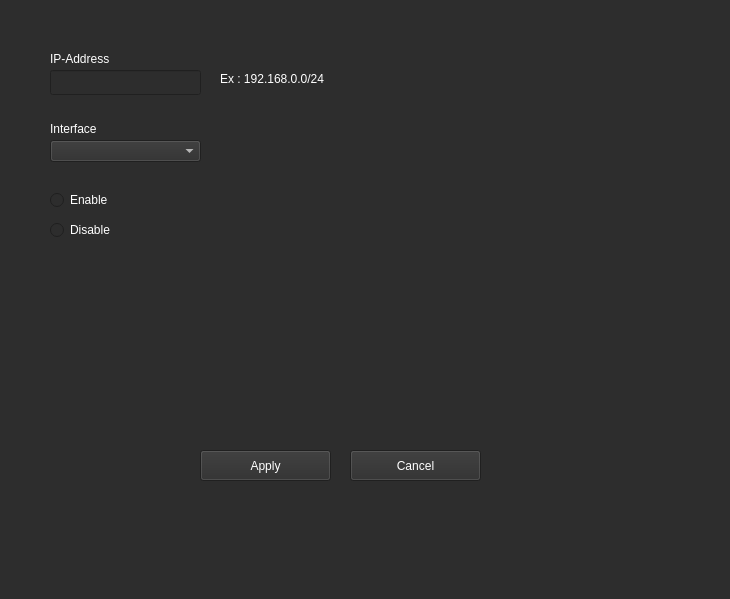
Above: UI/DeploymentsConfig.ui from monico18/LTI2-Kubernetes-Controller before the change. Below: the same form after it.
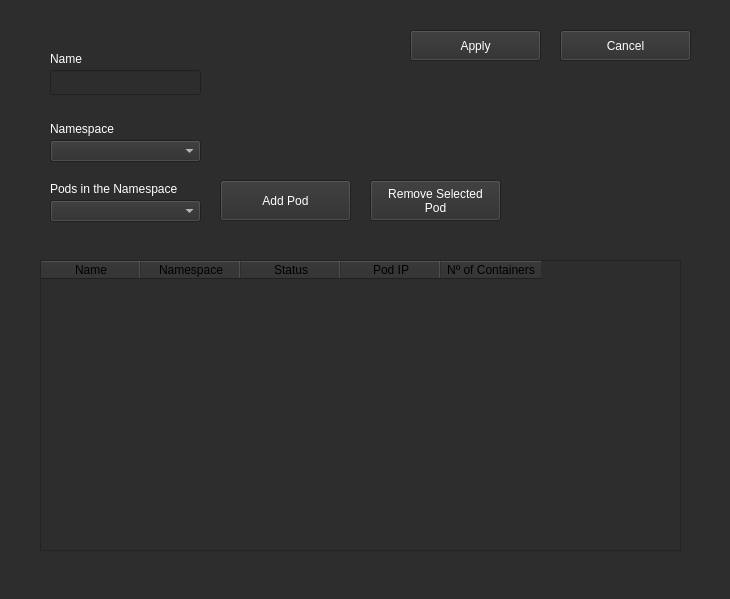
That is the form after the change.

The edit to the form file:
```diff
--- a/UI/DeploymentsConfig.ui
+++ b/UI/DeploymentsConfig.ui
@@ -19,8 +19,8 @@
   <widget class="QPushButton" name="btn_apply_IPAdd">
    <property name="geometry">
     <rect>
-     <x>200</x>
-     <y>450</y>
+     <x>410</x>
+     <y>30</y>
      <width>131</width>
      <height>31</height>
     </rect>
@@ -150,8 +150,8 @@
   <widget class="QPushButton" name="btn_cancel_IPAdd">
    <property name="geometry">
     <rect>
-     <x>350</x>
-     <y>450</y>
+     <x>560</x>
+     <y>30</y>
      <width>131</width>
      <height>31</height>
     </rect>
@@ -460,7 +460,7 @@
     </palette>
    </property>
    <property name="text">
-    <string>IP-Address</string>
+    <string>Name</string>
    </property>
   </widget>
   <widget class="QLineEdit" name="line_ip">
@@ -659,7 +659,7 @@
     <rect>
      <x>50</x>
      <y>120</y>
-     <width>61</width>
+     <width>71</width>
      <height>17</height>
     </rect>
    </property>
@@ -836,7 +836,7 @@
     </palette>
    </property>
    <property name="text">
-    <string>Interface</string>
+    <string>Namespace</string>
    </property>
   </widget>
   <widget class="QComboBox" name="interfaces">
@@ -1021,13 +1021,13 @@
     </palette>
    </property>
   </widget>
-  <widget class="QRadioButton" name="radio_disable">
+  <widget class="QLabel" name="label_5">
    <property name="geometry">
     <rect>
      <x>50</x>
-     <y>220</y>
-     <width>95</width>
-     <height>20</height>
+     <y>180</y>
+     <width>141</width>
+     <height>17</height>
     </rect>
    </property>
    <property name="palette">
@@ -1051,6 +1051,24 @@
         </color>
        </brush>
       </colorrole>
+      <colorrole role="Text">
+       <brush brushstyle="SolidPattern">
+        <color alpha="255">
+         <red>255</red>
+         <green>255</green>
+         <blue>255</blue>
+        </color>
+       </brush>
+      </colorrole>
+      <colorrole role="ButtonText">
+       <brush brushstyle="SolidPattern">
+        <color alpha="255">
+         <red>255</red>
+         <green>255</green>
+         <blue>255</blue>
+        </color>
+       </brush>
+      </colorrole>
       <colorrole role="Base">
        <brush brushstyle="SolidPattern">
         <color alpha="255">
@@ -1089,6 +1107,24 @@
         </color>
        </brush>
       </colorrole>
+      <colorrole role="Text">
+       <brush brushstyle="SolidPattern">
+        <color alpha="255">
+         <red>255</red>
+         <green>255</green>
+         <blue>255</blue>
+        </color>
+       </brush>
+      </colorrole>
+      <colorrole role="ButtonText">
+       <brush brushstyle="SolidPattern">
+        <color alpha="255">
+         <red>255</red>
+         <green>255</green>
+         <blue>255</blue>
+        </color>
+       </brush>
+      </colorrole>
       <colorrole role="Base">
        <brush brushstyle="SolidPattern">
         <color alpha="255">
@@ -1127,6 +1163,24 @@
         </color>
        </brush>
       </colorrole>
+      <colorrole role="Text">
+       <brush brushstyle="SolidPattern">
+        <color alpha="255">
+         <red>120</red>
+         <green>120</green>
+         <blue>120</blue>
+        </color>
+       </brush>
+      </colorrole>
+      <colorrole role="ButtonText">
+       <brush brushstyle="SolidPattern">
+        <color alpha="255">
+         <red>120</red>
+         <green>120</green>
+         <blue>120</blue>
+        </color>
+       </brush>
+      </colorrole>
       <colorrole role="Base">
        <brush brushstyle="SolidPattern">
         <color alpha="255">
@@ -1149,16 +1203,16 @@
     </palette>
    </property>
    <property name="text">
-    <string>Disable</string>
+    <string>Pods in the Namespace</string>
    </property>
   </widget>
-  <widget class="QRadioButton" name="radio_enable">
+  <widget class="QComboBox" name="pods">
    <property name="geometry">
     <rect>
      <x>50</x>
-     <y>190</y>
-     <width>95</width>
-     <height>20</height>
+     <y>200</y>
+     <width>151</width>
+     <height>22</height>
     </rect>
    </property>
    <property name="palette">
@@ -1182,6 +1236,24 @@
         </color>
        </brush>
       </colorrole>
+      <colorrole role="Text">
+       <brush brushstyle="SolidPattern">
+        <color alpha="255">
+         <red>255</red>
+         <green>255</green>
+         <blue>255</blue>
+        </color>
+       </brush>
+      </colorrole>
+      <colorrole role="ButtonText">
+       <brush brushstyle="SolidPattern">
+        <color alpha="255">
+         <red>255</red>
+         <green>255</green>
+         <blue>255</blue>
+        </color>
+       </brush>
+      </colorrole>
       <colorrole role="Base">
        <brush brushstyle="SolidPattern">
         <color alpha="255">
@@ -1220,6 +1292,24 @@
         </color>
        </brush>
       </colorrole>
+      <colorrole role="Text">
+       <brush brushstyle="SolidPattern">
+        <color alpha="255">
+         <red>255</red>
+         <green>255</green>
+         <blue>255</blue>
+        </color>
+       </brush>
+      </colorrole>
+      <colorrole role="ButtonText">
+       <brush brushstyle="SolidPattern">
+        <color alpha="255">
+         <red>255</red>
+         <green>255</green>
+         <blue>255</blue>
+        </color>
+       </brush>
+      </colorrole>
       <colorrole role="Base">
        <brush brushstyle="SolidPattern">
         <color alpha="255">
@@ -1258,6 +1348,24 @@
         </color>
        </brush>
       </colorrole>
+      <colorrole role="Text">
+       <brush brushstyle="SolidPattern">
+        <color alpha="255">
+         <red>120</red>
+         <green>120</green>
+         <blue>120</blue>
+        </color>
+       </brush>
+      </colorrole>
+      <colorrole role="ButtonText">
+       <brush brushstyle="SolidPattern">
+        <color alpha="255">
+         <red>120</red>
+         <green>120</green>
+         <blue>120</blue>
+        </color>
+       </brush>
+      </colorrole>
       <colorrole role="Base">
        <brush brushstyle="SolidPattern">
         <color alpha="255">
@@ -1279,22 +1387,288 @@
      </disabled>
     </palette>
    </property>
-   <property name="text">
-    <string>Enable</string>
-   </property>
   </widget>
-  <widget class="QLabel" name="label_3">
+  <widget class="QPushButton" name="btn_add_pod">
    <property name="geometry">
     <rect>
      <x>220</x>
-     <y>70</y>
-     <width>121</width>
-     <height>17</height>
+     <y>180</y>
+     <width>131</width>
+     <height>41</height>
     </rect>
    </property>
    <property name="palette">
     <palette>
      <active>
+      <colorrole role="Button">
+       <brush brushstyle="SolidPattern">
+        <color alpha="255">
+         <red>45</red>
+         <green>45</green>
+         <blue>45</blue>
+        </color>
+       </brush>
+      </colorrole>
+      <colorrole role="ButtonText">
+       <brush brushstyle="SolidPattern">
+        <color alpha="255">
+         <red>255</red>
+         <green>255</green>
+         <blue>255</blue>
+        </color>
+       </brush>
+      </colorrole>
+      <colorrole role="Base">
+       <brush brushstyle="SolidPattern">
+        <color alpha="255">
+         <red>45</red>
+         <green>45</green>
+         <blue>45</blue>
+        </color>
+       </brush>
+      </colorrole>
+      <colorrole role="Window">
+       <brush brushstyle="SolidPattern">
+        <color alpha="255">
+         <red>45</red>
+         <green>45</green>
+         <blue>45</blue>
+        </color>
+       </brush>
+      </colorrole>
+     </active>
+     <inactive>
+      <colorrole role="Button">
+       <brush brushstyle="SolidPattern">
+        <color alpha="255">
+         <red>45</red>
+         <green>45</green>
+         <blue>45</blue>
+        </color>
+       </brush>
+      </colorrole>
+      <colorrole role="ButtonText">
+       <brush brushstyle="SolidPattern">
+        <color alpha="255">
+         <red>255</red>
+         <green>255</green>
+         <blue>255</blue>
+        </color>
+       </brush>
+      </colorrole>
+      <colorrole role="Base">
+       <brush brushstyle="SolidPattern">
+        <color alpha="255">
+         <red>45</red>
+         <green>45</green>
+         <blue>45</blue>
+        </color>
+       </brush>
+      </colorrole>
+      <colorrole role="Window">
+       <brush brushstyle="SolidPattern">
+        <color alpha="255">
+         <red>45</red>
+         <green>45</green>
+         <blue>45</blue>
+        </color>
+       </brush>
+      </colorrole>
+     </inactive>
+     <disabled>
+      <colorrole role="Button">
+       <brush brushstyle="SolidPattern">
+        <color alpha="255">
+         <red>45</red>
+         <green>45</green>
+         <blue>45</blue>
+        </color>
+       </brush>
+      </colorrole>
+      <colorrole role="ButtonText">
+       <brush brushstyle="SolidPattern">
+        <color alpha="255">
+         <red>120</red>
+         <green>120</green>
+         <blue>120</blue>
+        </color>
+       </brush>
+      </colorrole>
+      <colorrole role="Base">
+       <brush brushstyle="SolidPattern">
+        <color alpha="255">
+         <red>45</red>
+         <green>45</green>
+         <blue>45</blue>
+        </color>
+       </brush>
+      </colorrole>
+      <colorrole role="Window">
+       <brush brushstyle="SolidPattern">
+        <color alpha="255">
+         <red>45</red>
+         <green>45</green>
+         <blue>45</blue>
+        </color>
+       </brush>
+      </colorrole>
+     </disabled>
+    </palette>
+   </property>
+   <property name="text">
+    <string>Add Pod</string>
+   </property>
+  </widget>
+  <widget class="QPushButton" name="btn_remove_pod">
+   <property name="geometry">
+    <rect>
+     <x>370</x>
+     <y>180</y>
+     <width>131</width>
+     <height>41</height>
+    </rect>
+   </property>
+   <property name="palette">
+    <palette>
+     <active>
+      <colorrole role="Button">
+       <brush brushstyle="SolidPattern">
+        <color alpha="255">
+         <red>45</red>
+         <green>45</green>
+         <blue>45</blue>
+        </color>
+       </brush>
+      </colorrole>
+      <colorrole role="ButtonText">
+       <brush brushstyle="SolidPattern">
+        <color alpha="255">
+         <red>255</red>
+         <green>255</green>
+         <blue>255</blue>
+        </color>
+       </brush>
+      </colorrole>
+      <colorrole role="Base">
+       <brush brushstyle="SolidPattern">
+        <color alpha="255">
+         <red>45</red>
+         <green>45</green>
+         <blue>45</blue>
+        </color>
+       </brush>
+      </colorrole>
+      <colorrole role="Window">
+       <brush brushstyle="SolidPattern">
+        <color alpha="255">
+         <red>45</red>
+         <green>45</green>
+         <blue>45</blue>
+        </color>
+       </brush>
+      </colorrole>
+     </active>
+     <inactive>
+      <colorrole role="Button">
+       <brush brushstyle="SolidPattern">
+        <color alpha="255">
+         <red>45</red>
+         <green>45</green>
+         <blue>45</blue>
+        </color>
+       </brush>
+      </colorrole>
+      <colorrole role="ButtonText">
+       <brush brushstyle="SolidPattern">
+        <color alpha="255">
+         <red>255</red>
+         <green>255</green>
+         <blue>255</blue>
+        </color>
+       </brush>
+      </colorrole>
+      <colorrole role="Base">
+       <brush brushstyle="SolidPattern">
+        <color alpha="255">
+         <red>45</red>
+         <green>45</green>
+         <blue>45</blue>
+        </color>
+       </brush>
+      </colorrole>
+      <colorrole role="Window">
+       <brush brushstyle="SolidPattern">
+        <color alpha="255">
+         <red>45</red>
+         <green>45</green>
+         <blue>45</blue>
+        </color>
+       </brush>
+      </colorrole>
+     </inactive>
+     <disabled>
+      <colorrole role="Button">
+       <brush brushstyle="SolidPattern">
+        <color alpha="255">
+         <red>45</red>
+         <green>45</green>
+         <blue>45</blue>
+        </color>
+       </brush>
+      </colorrole>
+      <colorrole role="ButtonText">
+       <brush brushstyle="SolidPattern">
+        <color alpha="255">
+         <red>120</red>
+         <green>120</green>
+         <blue>120</blue>
+        </color>
+       </brush>
+      </colorrole>
+      <colorrole role="Base">
+       <brush brushstyle="SolidPattern">
+        <color alpha="255">
+         <red>45</red>
+         <green>45</green>
+         <blue>45</blue>
+        </color>
+       </brush>
+      </colorrole>
+      <colorrole role="Window">
+       <brush brushstyle="SolidPattern">
+        <color alpha="255">
+         <red>45</red>
+         <green>45</green>
+         <blue>45</blue>
+        </color>
+       </brush>
+      </colorrole>
+     </disabled>
+    </palette>
+   </property>
+   <property name="text">
+    <string>Remove Selected
+Pod</string>
+   </property>
+  </widget>
+  <widget class="QTableWidget" name="podsTable">
+   <property name="geometry">
+    <rect>
+     <x>40</x>
+     <y>260</y>
+     <width>641</width>
+     <height>291</height>
+    </rect>
+   </property>
+   <property name="sizePolicy">
+    <sizepolicy hsizetype="Expanding" vsizetype="Expanding">
+     <horstretch>0</horstretch>
+     <verstretch>3</verstretch>
+    </sizepolicy>
+   </property>
+   <property name="palette">
+    <palette>
+     <active>
       <colorrole role="WindowText">
        <brush brushstyle="SolidPattern">
         <color alpha="255">
@@ -1464,9 +1838,34 @@
      </disabled>
     </palette>
    </property>
-   <property name="text">
-    <string>Ex : 192.168.0.0/24</string>
-   </property>
+   <attribute name="verticalHeaderVisible">
+    <bool>false</bool>
+   </attribute>
+   <column>
+    <property name="text">
+     <string>Name</string>
+    </property>
+   </column>
+   <column>
+    <property name="text">
+     <string>Namespace</string>
+    </property>
+   </column>
+   <column>
+    <property name="text">
+     <string>Status</string>
+    </property>
+   </column>
+   <column>
+    <property name="text">
+     <string>Pod IP</string>
+    </property>
+   </column>
+   <column>
+    <property name="text">
+     <string>Nº of Containers</string>
+    </property>
+   </column>
   </widget>
  </widget>
  <resources/>
```
Left out of the diff: 8 changed lines with no effect on the pictures.
